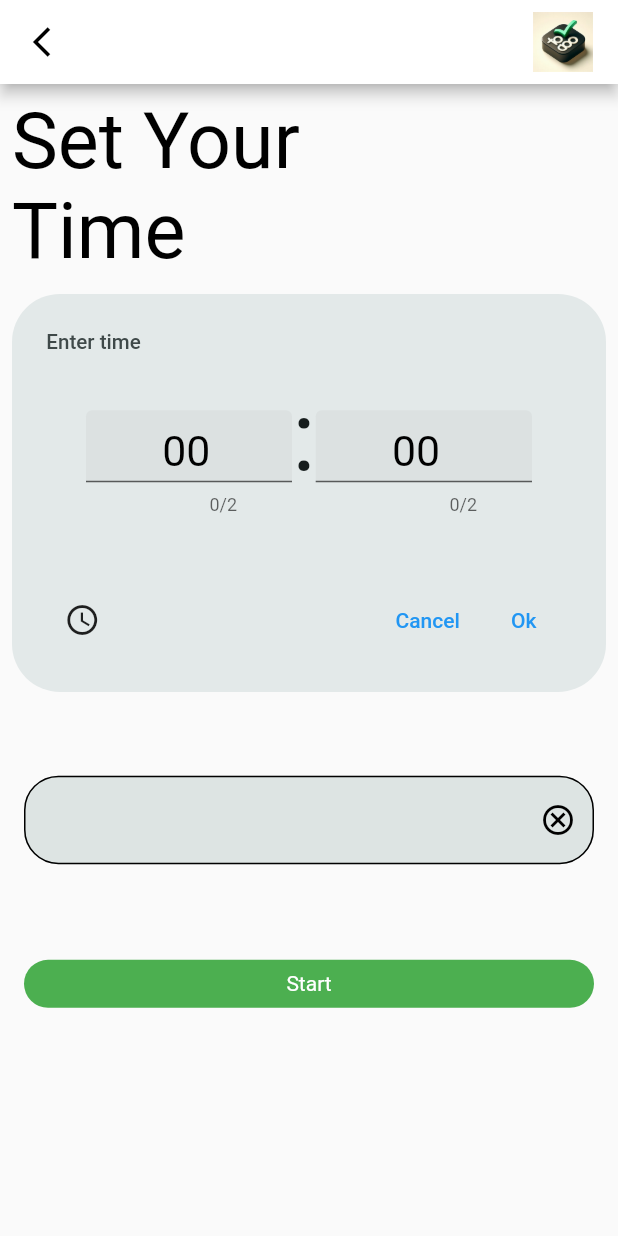
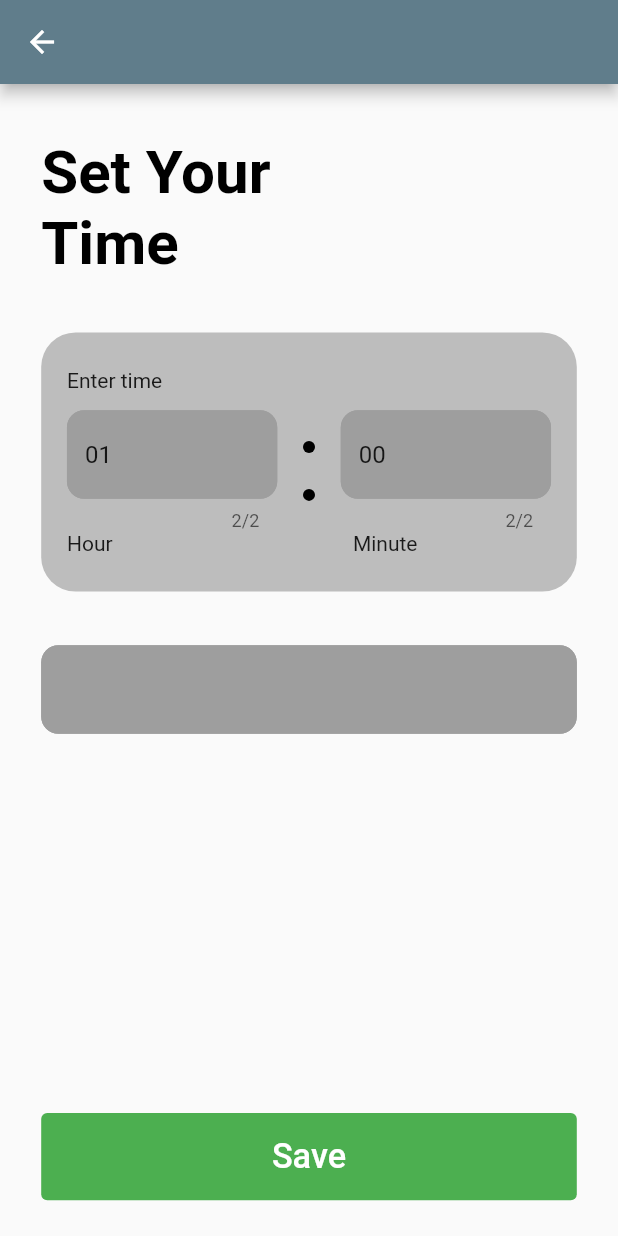
Before and after one commit to alimegit/my_org_projects, a Flutter app: the screen it shows after launch, after a tap on "Timer", on a phone screen of 412 x 824 dp. Run offline on Flutter 3.47's test engine with Material 3 defaults, Android fonts, the phone set to English and light mode, and no system bars; our stand-ins replace flutter_bloc, flutter_screenutil, shared_preferences; network calls fail.

Commit message:
For  for

```diff
--- a/lib/cubits/timer/timer_cubit.dart
+++ b/lib/cubits/timer/timer_cubit.dart
@@ -1,32 +1,21 @@
 import 'package:default_project/cubits/timer/timer_state.dart';
 import 'package:flutter_bloc/flutter_bloc.dart';
-import 'dart:async';
 
 class TimerCubit extends Cubit<TimerState> {
-  TimerCubit() : super(TimerLoadingState(1.0));
+  TimerCubit()
+      : super(
+    TimerState(
+      hour: '01',
+      minute: '00',
+      error: false,
+      stop: false,
+    ),
+  );
 
-  Timer? _timer;
-
-  void start(double minutes) {
-    emit(TimerLoadingState(minutes));
-    _timer?.cancel();
-    _timer = Timer.periodic(Duration(seconds: 1), (timer) {
-      if (minutes > 0) {
-        minutes -= 1.0;
-        emit(TimerLoadingState(minutes));
-      } else {
-        emit(TimerStopState());
-        _timer?.cancel();
-      }
-    });
+  setHourAndMinute(String hour, String minute) {
+    emit(state.copyWith(
+        hour: hour.length == 1 ? "0$hour" : hour,
+        minute: minute.length == 1 ? "0$minute" : minute));
   }
 
-  void stop() {
-    _timer?.cancel();
-    emit(TimerStopState());
-  }
-
-  void setError(String error) {
-    emit(TimerErrorState(error));
-  }
 }
--- a/lib/cubits/timer/timer_state.dart
+++ b/lib/cubits/timer/timer_state.dart
@@ -1,11 +1,26 @@
-abstract class TimerState{}
-class TimerLoadingState extends TimerState{
-  final double minute;
-  TimerLoadingState(this.minute);
+
+class TimerState {
+  String hour;
+  String minute;
+  bool error;
+  bool stop;
+  TimerState(
+      {required this.hour,
+        required this.minute,
+        required this.error,
+        required this.stop});
+
+  TimerState copyWith({
+    String? hour,
+    String? minute,
+    bool? error,
+    bool? stop,
+  }) {
+    return TimerState(
+      hour: hour ?? this.hour,
+      minute: minute ?? this.minute,
+      error: error ?? this.error,
+      stop: stop ?? this.stop,
+    );
+  }
 }
-class TimerStopState extends TimerState{}
-
-class TimerErrorState extends TimerState{
-  final String errorCatch;
-  TimerErrorState(this.errorCatch);
-}
--- a/lib/main.dart
+++ b/lib/main.dart
@@ -1,12 +1,31 @@
 import 'package:default_project/routes.dart';
 import 'package:default_project/screen/homeScreen.dart';
 import 'package:flutter/material.dart';
+import 'package:flutter/services.dart';
+import 'package:flutter_bloc/flutter_bloc.dart';
 import 'package:flutter_screenutil/flutter_screenutil.dart';
+import 'cubits/plans/plan_cubit.dart';
+import 'cubits/timer/timer_cubit.dart';
 import 'screen/bank_screen.dart';
-void main(List<String> args) {
 
-  runApp(const MyApp());
+void main(List<String> args) async {
+  WidgetsFlutterBinding.ensureInitialized();
+  await SystemChrome.setPreferredOrientations([
+    DeviceOrientation.portraitUp,
+    DeviceOrientation.portraitDown,
+  ]);
+
+  runApp(
+    MultiBlocProvider(
+      providers: [
+        BlocProvider(create: (_) => TimerCubit()),
+        BlocProvider(create: (_) => PlanCubit()),
+      ],
+      child: const MyApp(),
+    ),
+  );
 }
+
 class MyApp extends StatelessWidget {
   const MyApp({super.key});
 
--- a/lib/screen/add_plan_screen.dart
+++ b/lib/screen/add_plan_screen.dart
@@ -1,8 +1,17 @@
+
+import 'package:default_project/cubits/timer/timer_cubit.dart';
 import 'package:default_project/screen/timer/timer_screen.dart';
+
 import 'package:flutter/material.dart';
+import 'package:flutter/services.dart';
+import 'package:flutter_bloc/flutter_bloc.dart';
 import 'package:flutter_screenutil/flutter_screenutil.dart';
-import '../utils/app_images.dart';
-import '../utils/appcolors.dart';
+import '../cubits/plans/plan_cubit.dart';
+import '../cubits/plans/plan_state.dart';
+
+String hourText = "01";
+String minuteText = "00";
+
 class AddPlanScreen extends StatefulWidget {
   const AddPlanScreen({super.key});
 
@@ -11,146 +20,130 @@ class AddPlanScreen extends StatefulWidget {
 }
 
 class _AddPlanScreenState extends State<AddPlanScreen> {
-  TextEditingController hourController = TextEditingController();
-  TextEditingController minuteController = TextEditingController();
-  TextEditingController tagController = TextEditingController();
+
+  String planText = "";
+
   @override
   Widget build(BuildContext context) {
     return Scaffold(
       appBar: AppBar(
-        backgroundColor: Colors.white,
-        leading: IconButton(
-          onPressed: () {
-            Navigator.pop(context);
-          },
-          icon:  const Icon(Icons.arrow_back_ios_sharp),
-          color: Colors.black,
+        backgroundColor: Colors.blueGrey,
       ),
-        actions: [
-          Padding(
-            padding: const EdgeInsets.all(8.0),
-            child: Image.asset(
-              AppImages.logo,
-              width: 50.w,
-            ),
-          ),
-        ],
-
-      ),
-      body: Padding(
-        padding: const EdgeInsets.all(8.0),
+      body: Stack(
+        children: [
+          SingleChildScrollView(
+            padding: EdgeInsets.symmetric(horizontal: 24.w, vertical: 30.h),
             child: Column(
               crossAxisAlignment: CrossAxisAlignment.start,
               children: [
                 Text(
                   "Set Your \nTime",
-              style: TextStyle(color: Colors.black, fontSize: 45.sp),
-            ),
-            SizedBox(
-              height: 10.h,
-            ),
-            Container(
-              padding: EdgeInsets.symmetric(
-                horizontal: 20.w,
-                vertical: 20.h,
-              ),
-              width: double.infinity,
-              decoration: BoxDecoration(
-                color: const Color(0xFFE3E9E9),
-                borderRadius: BorderRadius.circular(28.r),
-              ),
-              child: Column(
-                crossAxisAlignment: CrossAxisAlignment.start,
-                children: [
-                  Text(
-                    "Enter time",
                   style: TextStyle(
-                      color: const Color(0xFF3F4949),
-                      fontSize: 12.sp,
-                      fontWeight: FontWeight.w500,
+                    color: Colors.black,
+                    fontSize: 35.sp,
+                    fontWeight: FontWeight.w700,
                   ),
                 ),
-                  SizedBox(
-                    height: 14.h,
+                SizedBox(height: 30.h,),
+                const TimeMyWidget(),
+                SizedBox(height: 30.h,),
+                // Align(
+                //   alignment: Alignment.centerRight,
+                //   child: IconButton(
+                //     onPressed: () {
+                //       myShowBottomSheet(context);
+                //     },
+                //     icon: Icon(
+                //       Icons.add,
+                //       size: 24.sp,
+                //     ),
+                //   ),
+                // ),
+                BlocBuilder<PlanCubit, PlanState>(
+                  builder: (BuildContext context, PlanState state) {
+                    return Column(
+                      children: [
+                        Column(
+                          mainAxisSize: MainAxisSize.min,
+                          children: [
+                            TextFormField(
+                              onChanged: (v) {
+                                planText = v;
+                              },
+                              maxLines: null,
+                              decoration: InputDecoration(
+                                filled: true,
+                                fillColor: Colors.grey,
+                                focusedBorder: OutlineInputBorder(
+                                  borderRadius: BorderRadius.circular(10.r),
+                                  borderSide: const BorderSide(color: Colors.black, width: 1),
                                 ),
-                  Row(
-                    mainAxisAlignment: MainAxisAlignment.center,
-                    children: [
-                      SizedBox(
-                        width: 120.w,
-                        child: TextField(
-                          maxLength: 2,
-                          controller: hourController,
-                          keyboardType: TextInputType.number,
-                          style: TextStyle(
-                            color: Colors.black,
-                            fontSize: 32.sp,
-                            fontWeight: FontWeight.w400,
-                          ),
-                          decoration: InputDecoration(
-                            fillColor: Colors.grey.withOpacity(0.1),
-                            filled: true,
-                            contentPadding: EdgeInsets.symmetric(horizontal: 32.w, vertical: 0.h),
-                            hintText: "  00",
-                            hintStyle: TextStyle(
-                              color: Colors.black,
-                              fontSize: 25.sp,
-                              fontWeight: FontWeight.w400,
-                            ),
-                            focusedBorder: OutlineInputBorder(
-                              borderRadius: BorderRadius.circular(8.r),
-                              borderSide: BorderSide(
-                                color: Colors.white,
-                                width: 1.w,
+                                enabledBorder: OutlineInputBorder(
+                                  borderRadius: BorderRadius.circular(10.r),
+                                  borderSide: const BorderSide(color: Colors.grey, width: 1),
                                 ),
                               ),
                             ),
+                            SizedBox(height: 20.h,),
+                          ],
+                        ),
+                        ...List.generate(
+                          state.plans.length,
+                              (index) {
+                            return ListTile(
+                              title: const Text("Vazifa"),
+                              subtitle: Text(
+                                state.plans[index],
+                                style: TextStyle(
+                                  color: Colors.black,
+                                  fontSize: 25.sp,
                                 ),
                               ),
-                      Column(
-                        children: [
-                          Text(
-                            ":",
-                            style: TextStyle(
-                              color: const Color(0xFF161D1D),
-                              fontSize: 57.sp,
-                              fontWeight: FontWeight.w400,
+                              trailing: IconButton(
+                                onPressed: () {
+                                  context.read<PlanCubit>().deletePlan(state.plans[index]);
+                                },
+                                icon: Icon(
+                                  Icons.dangerous_outlined,
+                                  size: 22.sp,
+                                  color: Colors.red,
                                 ),
                               ),
-                          SizedBox(
-                            height: 30.h,
-                          )
+                            );
+                          },
+                        ),
+
+                      ],
+                    );
+                  },
+                ),
               ],
             ),
-                      SizedBox(
-                        width: 126.w,
-                        child: TextField(
-                          maxLength: 2,
-                          controller: minuteController,
-                          keyboardType: TextInputType.number,
+          ),
+          Align(
+            alignment: Alignment.bottomCenter,
+            child: Container(
+              width: double.infinity,
+              margin: EdgeInsets.symmetric(horizontal: 24.w, vertical: 20.h),
+              child: TextButton(
+                style: TextButton.styleFrom(
+                    padding: EdgeInsets.symmetric(vertical: 13.h),
+                    backgroundColor: Colors.green),
+
+                onPressed: () {
+                  if (hourText.isNotEmpty && minuteText.isNotEmpty) {
+                    context
+                        .read<TimerCubit>()
+                        .setHourAndMinute(hourText, minuteText);
+                   Navigator.push(context, MaterialPageRoute(builder: (context)=> const TimerScreen()));
+                  }
+                  context.read<PlanCubit>().addPlan(planText);
+                },
+                child: Text(
+                  "Save",
                   style: TextStyle(
-                            color: Colors.black,
-                            fontSize: 32.sp,
-                            fontWeight: FontWeight.w400,
-                          ),
-                          decoration: InputDecoration(
-                            fillColor: Colors.grey.withOpacity(0.1),
-                            filled: true,
-
-                            // fillColor: const Color(0xFFDDE4E3),
-                            contentPadding: EdgeInsets.symmetric(horizontal: 32.w, vertical: 0.h),
-                            hintText: "  00",
-                            hintStyle: TextStyle(
-                              color: Colors.black,
-                              fontSize: 25.sp,
-                              fontWeight: FontWeight.w400,
-                            ),
-
-                            focusedBorder: OutlineInputBorder(
-                              borderRadius: BorderRadius.circular(8.r),
-                              borderSide: BorderSide(
                     color: Colors.white,
-                                width: 1.w,
+                    fontSize: 20.sp,
                   ),
                 ),
               ),
@@ -158,89 +151,141 @@ class _AddPlanScreenState extends State<AddPlanScreen> {
           ),
         ],
       ),
-                  SizedBox(
-                    height: 21.h,
+    );
+  }
+}
+//
+// myShowBottomSheet(BuildContext context) {
+//
+//   showModalBottomSheet(
+//     context: context,
+//     builder: (newContext) {
+//       return Padding(
+//         padding:
+//         EdgeInsets.only(bottom: MediaQuery.of(context).viewInsets.bottom),
+//         child: Container(
+//           padding: EdgeInsets.symmetric(horizontal: 20.w, vertical: 20.h),
+//           decoration: BoxDecoration(
+//             color: Colors.white,
+//             borderRadius: BorderRadius.only(
+//               topLeft: Radius.circular(10.r),
+//               topRight: Radius.circular(10.r),
+//             ),
+//           ),
+//           child:
+//         ),
+//       );
+//     },
+//   );
+// }
+
+class TimeMyWidget extends StatelessWidget {
+  const TimeMyWidget({super.key});
+
+  @override
+  Widget build(BuildContext context) {
+    return Container(
+      padding: EdgeInsets.symmetric(horizontal: 15.w, vertical: 20.h),
+      decoration: BoxDecoration(
+        color: Colors.grey.shade400,
+        borderRadius: BorderRadius.circular(20.r),
+      ),
+      child: Column(
+        crossAxisAlignment: CrossAxisAlignment.start,
+        children: [
+          const Text("Enter time"),
+         SizedBox(height: 10.h,),
+          Row(
+            children: [
+              Expanded(
+                child: TextFormField(
+                  onChanged: (v) {
+                    hourText = v;
+                  },
+                  controller: TextEditingController(text: "01"),
+                  keyboardType: TextInputType.number,
+                  inputFormatters: [
+                    FilteringTextInputFormatter.allow(RegExp(r'^-?\d*\.?\d+$'))
+                  ],
+                  maxLength: 2,
+                  decoration: InputDecoration(
+                    filled: true,
+                    fillColor: Colors.grey,
+                    focusedBorder: OutlineInputBorder(
+                      borderRadius: BorderRadius.circular(10.r),
+                      borderSide:
+                      const BorderSide(color: Colors.black, width: 1),
+                    ),
+                    enabledBorder: OutlineInputBorder(
+                      borderRadius: BorderRadius.circular(10.r),
+                      borderSide:
+                      const BorderSide(color: Colors.grey, width: 1),
+                    ),
+                  ),
+                ),
+              ),
+              SizedBox(width: 15.w),
+              Column(
+                mainAxisSize: MainAxisSize.min,
+                children: [
+                  Container(
+                    width: 8,
+                    height: 8,
+                    decoration: const BoxDecoration(
+                      color: Colors.black,
+                      shape: BoxShape.circle,
+                    ),
+                  ),
+                 SizedBox(height: 20.h,),
+                  Container(
+                    width: 8,
+                    height: 8,
+                    decoration: const BoxDecoration(
+                      color: Colors.black,
+                      shape: BoxShape.circle,
+                    ),
+                  ),
+                ],
+              ),
+              SizedBox(width: 15.w),
+              Expanded(
+                child: TextFormField(
+                  onChanged: (v) {
+                    minuteText = v;
+                  },
+                  controller: TextEditingController(text: "00"),
+                  keyboardType: TextInputType.number,
+                  inputFormatters: [
+                    FilteringTextInputFormatter.allow(RegExp(r'^-?\d*\.?\d+$'))
+                  ],
+                  maxLength: 2,
+                  decoration: InputDecoration(
+                    filled: true,
+                    fillColor: Colors.grey,
+                    focusedBorder: OutlineInputBorder(
+                      borderRadius: BorderRadius.circular(10.r),
+                      borderSide:
+                      const BorderSide(color: Colors.black, width: 1),
+                    ),
+                    enabledBorder: OutlineInputBorder(
+                      borderRadius: BorderRadius.circular(10.r),
+                      borderSide:
+                      const BorderSide(color: Colors.grey, width: 1),
+                    ),
+                  ),
+                ),
+              ),
+            ],
           ),
           Row(
             children: [
-                      IconButton(
-                        onPressed: () {},
-                        icon: const Icon(Icons.access_time),
-                      ),
-                      const Spacer(),
-                      TextButton(
-                        onPressed: () {
-                          // Navigator.pop(context);
-                        },
-                        child: const Text("Cancel"),
-                      ),
-                      TextButton(
-                        onPressed: () {
-                          // Navigator.pop(context);
-                        },
-                        child: const Text("Ok"),
-                      ),
+              const Text("Hour"),
+              SizedBox(width: 140.w),
+              const Text("Minute"),
             ],
           ),
         ],
       ),
-            ),
-            SizedBox(height: 40.h,),
-
-            Padding(
-              padding: const EdgeInsets.all(8.0),
-              child: TextField(
-                controller: tagController,
-                decoration: InputDecoration(
-                  fillColor: AppColors.cDDE4E3,
-                  filled: true,
-                  suffixIcon: IconButton(
-                    onPressed: () {
-                      tagController.text = "";
-                      setState(() {});
-                    },
-                    icon: const Icon(
-                      Icons.cancel_outlined,
-                      color: Colors.black,
-                    ),
-                  ),
-                  enabledBorder: OutlineInputBorder(borderRadius: BorderRadius.circular(20.r)),
-                  focusedBorder: OutlineInputBorder(
-                    borderRadius: BorderRadius.only(
-                      topLeft: Radius.circular(4.r),
-                      topRight: Radius.circular(4.r),
-                    ),
-                  ),
-                ),
-              ),
-            ),
-            SizedBox(height: 40.h,),
-
-            Padding(
-              padding: const EdgeInsets.all(8.0),
-              child: InkWell(
-                borderRadius: BorderRadius.circular(16.r),
-                onTap: (){
-                  Navigator.push(context, MaterialPageRoute(builder: (context)=> const TimerScreen()));
-                },
-                child: Container(
-                  decoration: BoxDecoration(
-                    borderRadius: BorderRadius.circular(16.r),
-                    color: Colors.green,
-                  ),
-                  child: const Padding(
-                    padding:  EdgeInsets.all(8.0),
-                    child:  Center(
-                      child:Text("Start",style: TextStyle(color: Colors.white),),
-                    ),
-                  ),
-                ),
-              ),
-            ),
-
-          ],
-        ),
-      ),
     );
   }
 }
```
Also changed, not shown: lib/screen/timer/timer_screen.dart (+98 -64 lines). Lines whose indentation alone changed are shown as unchanged.
